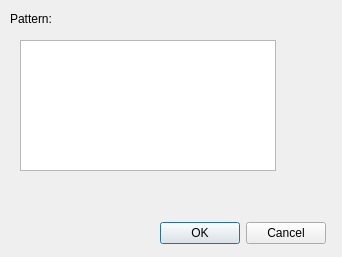
First picture: the form in resource/new_pattern.ui, repository teknologisk-institut/rqt_pattern_manager, before the edit.
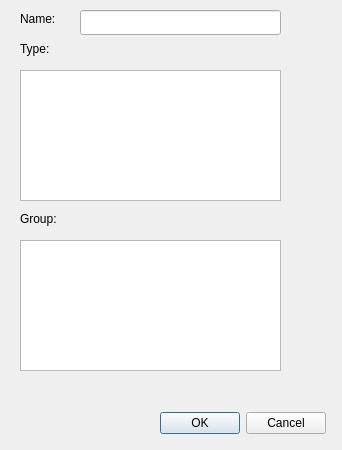
Second picture: the form after the edit.

Commit message: added create pattern and tree view functionality

The edit to the form file:
```diff
--- a/resource/new_pattern.ui
+++ b/resource/new_pattern.ui
@@ -7,7 +7,7 @@
     <x>0</x>
     <y>0</y>
     <width>342</width>
-    <height>257</height>
+    <height>450</height>
    </rect>
   </property>
   <property name="sizePolicy">
@@ -34,21 +34,21 @@
   <widget class="QLabel" name="label">
    <property name="geometry">
     <rect>
-     <x>10</x>
-     <y>10</y>
+     <x>20</x>
+     <y>40</y>
      <width>91</width>
      <height>17</height>
     </rect>
    </property>
    <property name="text">
-    <string>Pattern:</string>
+    <string>Type:</string>
    </property>
   </widget>
   <widget class="QDialogButtonBox" name="dialogButton">
    <property name="geometry">
     <rect>
      <x>150</x>
-     <y>220</y>
+     <y>410</y>
      <width>176</width>
      <height>27</height>
     </rect>
@@ -64,8 +64,8 @@
    <property name="geometry">
     <rect>
      <x>20</x>
-     <y>40</y>
-     <width>256</width>
+     <y>70</y>
+     <width>261</width>
      <height>131</height>
     </rect>
    </property>
@@ -76,6 +76,61 @@
     <set>QAbstractItemView::NoEditTriggers</set>
    </property>
   </widget>
+  <widget class="QLabel" name="label_2">
+   <property name="geometry">
+    <rect>
+     <x>20</x>
+     <y>10</y>
+     <width>51</width>
+     <height>17</height>
+    </rect>
+   </property>
+   <property name="text">
+    <string>Name:</string>
+   </property>
+  </widget>
+  <widget class="QLineEdit" name="nameBox">
+   <property name="geometry">
+    <rect>
+     <x>80</x>
+     <y>10</y>
+     <width>201</width>
+     <height>25</height>
+    </rect>
+   </property>
+   <property name="accessibleName">
+    <string>nameBox</string>
+   </property>
+  </widget>
+  <widget class="QListView" name="groupView">
+   <property name="geometry">
+    <rect>
+     <x>20</x>
+     <y>240</y>
+     <width>261</width>
+     <height>131</height>
+    </rect>
+   </property>
+   <property name="accessibleName">
+    <string>groupView</string>
+   </property>
+   <property name="editTriggers">
+    <set>QAbstractItemView::NoEditTriggers</set>
+   </property>
+  </widget>
+  <widget class="QLabel" name="label_3">
+   <property name="geometry">
+    <rect>
+     <x>20</x>
+     <y>210</y>
+     <width>91</width>
+     <height>17</height>
+    </rect>
+   </property>
+   <property name="text">
+    <string>Group:</string>
+   </property>
+  </widget>
  </widget>
  <resources/>
  <connections/>
```
The commit also changes 3 other files.
